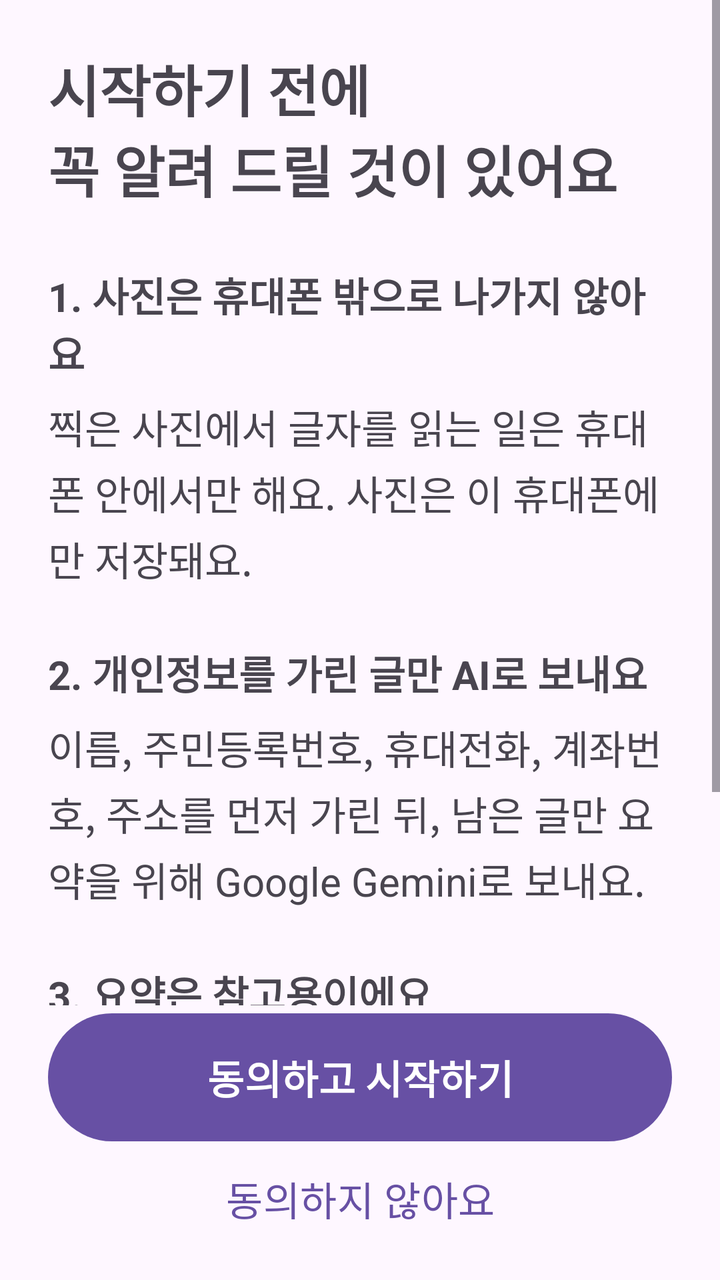
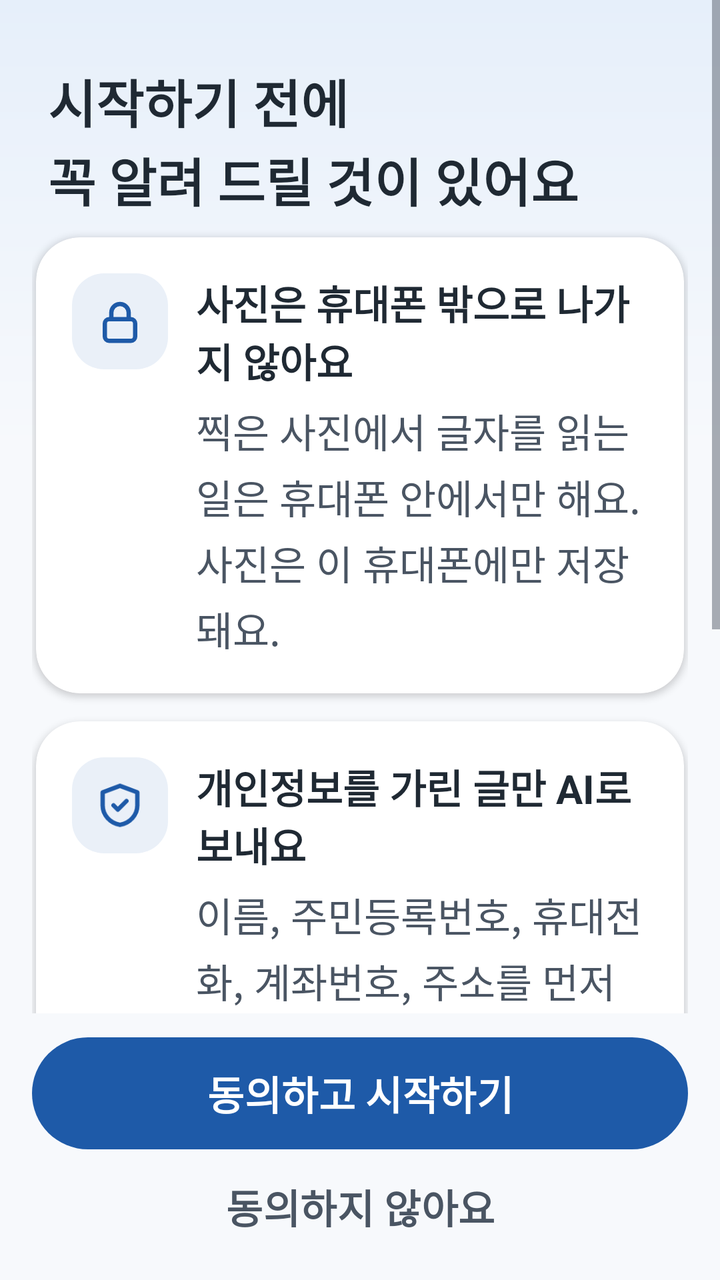

Compare the two renders of this Android layout. The source of the first and the diff that turns it into the second are given below.
<!-- AndroidManifest.xml: application theme Theme.ThreeLinesFirst -->
<!-- res/layout/activity_consent.xml -->
<?xml version="1.0" encoding="utf-8"?>
<LinearLayout xmlns:android="http://schemas.android.com/apk/res/android"
    xmlns:tools="http://schemas.android.com/tools"
    android:id="@+id/main"
    android:layout_width="match_parent"
    android:layout_height="match_parent"
    android:orientation="vertical"
    tools:context=".ui.ConsentActivity">

    <ScrollView
        android:layout_width="match_parent"
        android:layout_height="0dp"
        android:layout_weight="1">

        <LinearLayout
            android:layout_width="match_parent"
            android:layout_height="wrap_content"
            android:orientation="vertical"
            android:padding="24dp">

            <TextView
                android:layout_width="match_parent"
                android:layout_height="wrap_content"
                android:text="@string/consent_title"
                android:textSize="@dimen/text_title"
                android:textStyle="bold" />

            <TextView
                style="@style/ConsentItemTitle"
                android:text="@string/consent_1_title" />

            <TextView
                style="@style/ConsentItemBody"
                android:text="@string/consent_1_body" />

            <TextView
                style="@style/ConsentItemTitle"
                android:text="@string/consent_2_title" />

            <TextView
                style="@style/ConsentItemBody"
                android:text="@string/consent_2_body" />

            <TextView
                style="@style/ConsentItemTitle"
                android:text="@string/consent_3_title" />

            <TextView
                style="@style/ConsentItemBody"
                android:text="@string/consent_3_body" />
        </LinearLayout>
    </ScrollView>

    <Button
        android:id="@+id/btnAgree"
        android:layout_width="match_parent"
        android:layout_height="wrap_content"
        android:layout_marginHorizontal="24dp"
        android:minHeight="72dp"
        android:text="@string/consent_agree"
        android:textSize="@dimen/text_body"
        android:textStyle="bold" />

    <Button
        android:id="@+id/btnDisagree"
        style="@style/Widget.Material3.Button.TextButton"
        android:layout_width="match_parent"
        android:layout_height="wrap_content"
        android:layout_marginHorizontal="24dp"
        android:layout_marginBottom="16dp"
        android:minHeight="@dimen/touch_min"
        android:text="@string/consent_disagree"
        android:textSize="@dimen/text_body" />

</LinearLayout>
<!-- resources referenced by this layout -->
<resources>
  <dimen name="text_title">28sp</dimen>
  <string name="consent_1_title">1. 사진은 휴대폰 밖으로 나가지 않아요</string>
  <string name="consent_2_title">2. 개인정보를 가린 글만 AI로 보내요</string>
  <string name="consent_3_title">3. 요약은 참고용이에요</string>
  <style name="ConsentItemBody">
          <item name="android:layout_width">match_parent</item>
          <item name="android:layout_height">wrap_content</item>
          <item name="android:layout_marginTop">8dp</item>
          <item name="android:lineSpacingExtra">4dp</item>
          <item name="android:textSize">@dimen/text_body</item>
      </style>
  <style name="ConsentItemTitle">
          <item name="android:layout_width">match_parent</item>
          <item name="android:layout_height">wrap_content</item>
          <item name="android:layout_marginTop">28dp</item>
          <item name="android:textSize">@dimen/text_body</item>
          <item name="android:textStyle">bold</item>
      </style>
  <style name="Base.Theme.ThreeLinesFirst" parent="Theme.Material3.DayNight.NoActionBar" />
  <!-- unchanged entries left out for length: 9 -->
</resources>

<!-- the commit's change to res/layout/activity_consent.xml (unified diff, before → after) -->
@@ -1,9 +1,11 @@
 <?xml version="1.0" encoding="utf-8"?>
 <LinearLayout xmlns:android="http://schemas.android.com/apk/res/android"
+    xmlns:app="http://schemas.android.com/apk/res-auto"
     xmlns:tools="http://schemas.android.com/tools"
     android:id="@+id/main"
     android:layout_width="match_parent"
     android:layout_height="match_parent"
+    android:background="@drawable/bg_screen"
     android:orientation="vertical"
     tools:context=".ui.ConsentActivity">
 
@@ -16,38 +18,120 @@
             android:layout_width="match_parent"
             android:layout_height="wrap_content"
             android:orientation="vertical"
-            android:padding="24dp">
+            android:paddingHorizontal="16dp"
+            android:paddingTop="32dp"
+            android:paddingBottom="16dp">
 
             <TextView
                 android:layout_width="match_parent"
                 android:layout_height="wrap_content"
+                android:layout_marginBottom="8dp"
+                android:accessibilityHeading="true"
+                android:lineSpacingExtra="2dp"
+                android:paddingHorizontal="8dp"
                 android:text="@string/consent_title"
+                android:textColor="@color/ink"
                 android:textSize="@dimen/text_title"
-                android:textStyle="bold" />
+                android:textStyle="bold"
+                tools:targetApi="28" />
 
-            <TextView
-                style="@style/ConsentItemTitle"
-                android:text="@string/consent_1_title" />
+            <com.google.android.material.card.MaterialCardView
+                android:layout_width="match_parent"
+                android:layout_height="wrap_content"
+                android:layout_margin="2dp"
+                android:layout_marginTop="12dp">
 
-            <TextView
-                style="@style/ConsentItemBody"
-                android:text="@string/consent_1_body" />
+                <LinearLayout
+                    android:layout_width="match_parent"
+                    android:layout_height="wrap_content"
+                    android:orientation="horizontal"
+                    android:padding="18dp">
 
-            <TextView
-                style="@style/ConsentItemTitle"
-                android:text="@string/consent_2_title" />
+                    <ImageView
+                        style="@style/ConsentIcon"
+                        android:src="@drawable/ic_lock" />
 
-            <TextView
-                style="@style/ConsentItemBody"
-                android:text="@string/consent_2_body" />
+                    <LinearLayout
+                        android:layout_width="match_parent"
+                        android:layout_height="wrap_content"
+                        android:orientation="vertical">
 
-            <TextView
-                style="@style/ConsentItemTitle"
-                android:text="@string/consent_3_title" />
+                        <TextView
+                            style="@style/ConsentItemTitle"
+                            android:text="@string/consent_1_title" />
 
-            <TextView
-                style="@style/ConsentItemBody"
-                android:text="@string/consent_3_body" />
+                        <TextView
+                            style="@style/ConsentItemBody"
+                            android:text="@string/consent_1_body" />
+                    </LinearLayout>
+                </LinearLayout>
+            </com.google.android.material.card.MaterialCardView>
+
+            <com.google.android.material.card.MaterialCardView
+                android:layout_width="match_parent"
+                android:layout_height="wrap_content"
+                android:layout_marginHorizontal="2dp"
+                android:layout_marginTop="12dp">
+
+                <LinearLayout
+                    android:layout_width="match_parent"
+                    android:layout_height="wrap_content"
+                    android:orientation="horizontal"
+                    android:padding="18dp">
+
+                    <ImageView
+                        style="@style/ConsentIcon"
+                        android:src="@drawable/ic_shield" />
+
+                    <LinearLayout
+                        android:layout_width="match_parent"
+                        android:layout_height="wrap_content"
+                        android:orientation="vertical">
+
+                        <TextView
+                            style="@style/ConsentItemTitle"
+                            android:text="@string/consent_2_title" />
+
+                        <TextView
+                            style="@style/ConsentItemBody"
+                            android:text="@string/consent_2_body" />
+                    </LinearLayout>
+                </LinearLayout>
+            </com.google.android.material.card.MaterialCardView>
+
+            <com.google.android.material.card.MaterialCardView
+                android:layout_width="match_parent"
+                android:layout_height="wrap_content"
+                android:layout_marginHorizontal="2dp"
+                android:layout_marginTop="12dp">
+
+                <LinearLayout
+                    android:layout_width="match_parent"
+                    android:layout_height="wrap_content"
+                    android:orientation="horizontal"
+                    android:padding="18dp">
+
+                    <ImageView
+                        style="@style/ConsentIcon"
+                        android:backgroundTint="@color/warning_bg"
+                        android:src="@drawable/ic_info"
+                        app:tint="@color/warning_text" />
+
+                    <LinearLayout
+                        android:layout_width="match_parent"
+                        android:layout_height="wrap_content"
+                        android:orientation="vertical">
+
+                        <TextView
+                            style="@style/ConsentItemTitle"
+                            android:text="@string/consent_3_title" />
+
+                        <TextView
+                            style="@style/ConsentItemBody"
+                            android:text="@string/consent_3_body" />
+                    </LinearLayout>
+                </LinearLayout>
+            </com.google.android.material.card.MaterialCardView>
         </LinearLayout>
     </ScrollView>
 
@@ -55,21 +139,21 @@
         android:id="@+id/btnAgree"
         android:layout_width="match_parent"
         android:layout_height="wrap_content"
-        android:layout_marginHorizontal="24dp"
-        android:minHeight="72dp"
-        android:text="@string/consent_agree"
-        android:textSize="@dimen/text_body"
-        android:textStyle="bold" />
+        android:layout_marginHorizontal="16dp"
+        android:layout_marginTop="8dp"
+        android:text="@string/consent_agree" />
 
     <Button
         android:id="@+id/btnDisagree"
         style="@style/Widget.Material3.Button.TextButton"
         android:layout_width="match_parent"
         android:layout_height="wrap_content"
-        android:layout_marginHorizontal="24dp"
-        android:layout_marginBottom="16dp"
+        android:layout_marginHorizontal="16dp"
+        android:layout_marginBottom="12dp"
         android:minHeight="@dimen/touch_min"
         android:text="@string/consent_disagree"
-        android:textSize="@dimen/text_body" />
+        android:textColor="@color/body"
+        android:textSize="@dimen/text_body"
+        android:textStyle="bold" />
 
 </LinearLayout>
<!-- resource entries referenced after the edit -->
@@ -1,24 +1,129 @@
 <!-- resources referenced by this layout -->
 <resources>
-  <dimen name="text_title">28sp</dimen>
-  <string name="consent_1_title">1. 사진은 휴대폰 밖으로 나가지 않아요</string>
-  <string name="consent_2_title">2. 개인정보를 가린 글만 AI로 보내요</string>
-  <string name="consent_3_title">3. 요약은 참고용이에요</string>
+  <color name="body">#4A5563</color>
+  <color name="ink">#1F2933</color>
+  <color name="warning_bg">#FBEDE3</color>
+  <color name="warning_text">#9A4310</color>
+  <dimen name="text_title">26sp</dimen>
+  <!-- drawable bg_screen (drawable) -->
+  <shape xmlns:android="http://schemas.android.com/apk/res/android">
+      <gradient
+          android:angle="270"
+          android:centerColor="@color/bg"
+          android:centerY="0.35"
+          android:endColor="@color/bg"
+          android:startColor="@color/bg_top" />
+  </shape>
+  <!-- drawable ic_info (drawable) -->
+  <vector xmlns:android="http://schemas.android.com/apk/res/android"
+      android:width="24dp"
+      android:height="24dp"
+      android:viewportWidth="24"
+      android:viewportHeight="24">
+      <path
+          android:pathData="M3,12a9,9 0,1 0,18 0a9,9 0,1 0,-18 0 M12,11v6 M12,7.5v0.5"
+          android:strokeColor="#FF000000"
+          android:strokeLineCap="round"
+          android:strokeLineJoin="round"
+          android:strokeWidth="2" />
+  </vector>
+  <!-- drawable ic_lock (drawable) -->
+  <vector xmlns:android="http://schemas.android.com/apk/res/android"
+      android:width="24dp"
+      android:height="24dp"
+      android:viewportWidth="24"
+      android:viewportHeight="24">
+      <path
+          android:pathData="M7,11h10a2,2 0,0 1,2 2v6a2,2 0,0 1,-2 2H7a2,2 0,0 1,-2 -2v-6a2,2 0,0 1,2 -2z M8,11V8a4,4 0,0 1,8 0v3"
+          android:strokeColor="#FF000000"
+          android:strokeLineCap="round"
+          android:strokeLineJoin="round"
+          android:strokeWidth="2" />
+  </vector>
+  <!-- drawable ic_shield (drawable) -->
+  <vector xmlns:android="http://schemas.android.com/apk/res/android"
+      android:width="24dp"
+      android:height="24dp"
+      android:viewportWidth="24"
+      android:viewportHeight="24">
+      <path
+          android:pathData="M12,3l8,3v6c0,4.5 -3.4,8.2 -8,9c-4.6,-0.8 -8,-4.5 -8,-9V6z M9,12l2,2l4,-4"
+          android:strokeColor="#FF000000"
+          android:strokeLineCap="round"
+          android:strokeLineJoin="round"
+          android:strokeWidth="2" />
+  </vector>
+  <string name="consent_1_title">사진은 휴대폰 밖으로 나가지 않아요</string>
+  <string name="consent_2_title">개인정보를 가린 글만 AI로 보내요</string>
+  <string name="consent_3_title">요약은 참고용이에요</string>
+  <style name="ConsentIcon">
+          <item name="android:layout_width">48dp</item>
+          <item name="android:layout_height">48dp</item>
+          <item name="android:layout_marginEnd">14dp</item>
+          <item name="android:padding">11dp</item>
+          <item name="android:background">@drawable/bg_tile</item>
+          <item name="android:backgroundTint">@color/tone_blue_bg</item>
+          <item name="android:importantForAccessibility">no</item>
+          <item name="tint">@color/accent_text</item>
+      </style>
   <style name="ConsentItemBody">
           <item name="android:layout_width">match_parent</item>
           <item name="android:layout_height">wrap_content</item>
-          <item name="android:layout_marginTop">8dp</item>
+          <item name="android:layout_marginTop">6dp</item>
           <item name="android:lineSpacingExtra">4dp</item>
+          <item name="android:textColor">@color/body</item>
           <item name="android:textSize">@dimen/text_body</item>
       </style>
   <style name="ConsentItemTitle">
           <item name="android:layout_width">match_parent</item>
           <item name="android:layout_height">wrap_content</item>
-          <item name="android:layout_marginTop">28dp</item>
+          <item name="android:textColor">@color/ink</item>
           <item name="android:textSize">@dimen/text_body</item>
           <item name="android:textStyle">bold</item>
       </style>
-  <style name="Base.Theme.ThreeLinesFirst" parent="Theme.Material3.DayNight.NoActionBar" />
+  <color name="bg">#F7F9FC</color>
+  <color name="bg_top">#E6EFFA</color>
+  <!-- drawable bg_tile (drawable) -->
+  <shape xmlns:android="http://schemas.android.com/apk/res/android">
+      <solid android:color="#FFFFFFFF" />
+      <corners android:radius="16dp" />
+  </shape>
+  <color name="tone_blue_bg">#EAF0F8</color>
+  <color name="accent_text">#1E5AA8</color>
+  <style name="Base.Theme.ThreeLinesFirst" parent="Theme.Material3.DayNight.NoActionBar">
+          <item name="colorPrimary">@color/accent</item>
+          <item name="colorOnPrimary">@color/on_accent</item>
+          <item name="android:colorBackground">@color/bg</item>
+          <item name="colorSurface">@color/surface</item>
+          <item name="colorOnSurface">@color/ink</item>
+          <item name="colorOnBackground">@color/ink</item>
+          <item name="android:textColorPrimary">@color/ink</item>
+          <item name="android:textColorSecondary">@color/sub</item>
+          
+          <item name="android:lineBreakWordStyle" tools:targetApi="33">phrase</item>
+          <item name="materialButtonStyle">@style/Button</item>
+          <item name="materialCardViewStyle">@style/Card</item>
+          
+          <item name="elevationOverlayEnabled">false</item>
+      </style>
+  <color name="accent">#1E5AA8</color>
+  <color name="on_accent">#FFFFFF</color>
+  <color name="surface">#FFFFFF</color>
+  <color name="sub">#5B6470</color>
+  <style name="Button" parent="Widget.Material3.Button">
+          <item name="android:minHeight">64dp</item>
+          <item name="android:textSize">@dimen/text_body</item>
+          <item name="android:textStyle">bold</item>
+          <item name="android:paddingStart">12dp</item>
+          <item name="android:paddingEnd">12dp</item>
+          <item name="iconPadding">6dp</item>
+          <item name="iconGravity">textStart</item>
+      </style>
+  <style name="Card" parent="Widget.Material3.CardView.Elevated">
+          <item name="cardBackgroundColor">@color/surface</item>
+          <item name="cardCornerRadius">22dp</item>
+          <item name="cardElevation">2dp</item>
+      </style>
   <!-- unchanged entries left out for length: 9 -->
 </resources>
 
